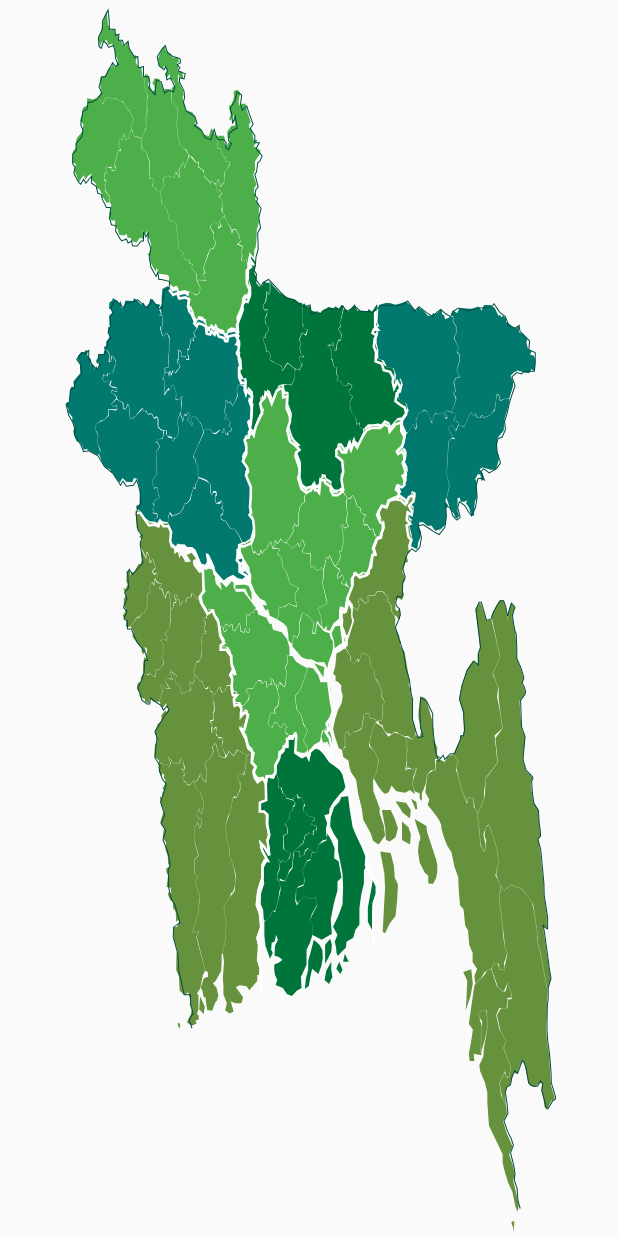
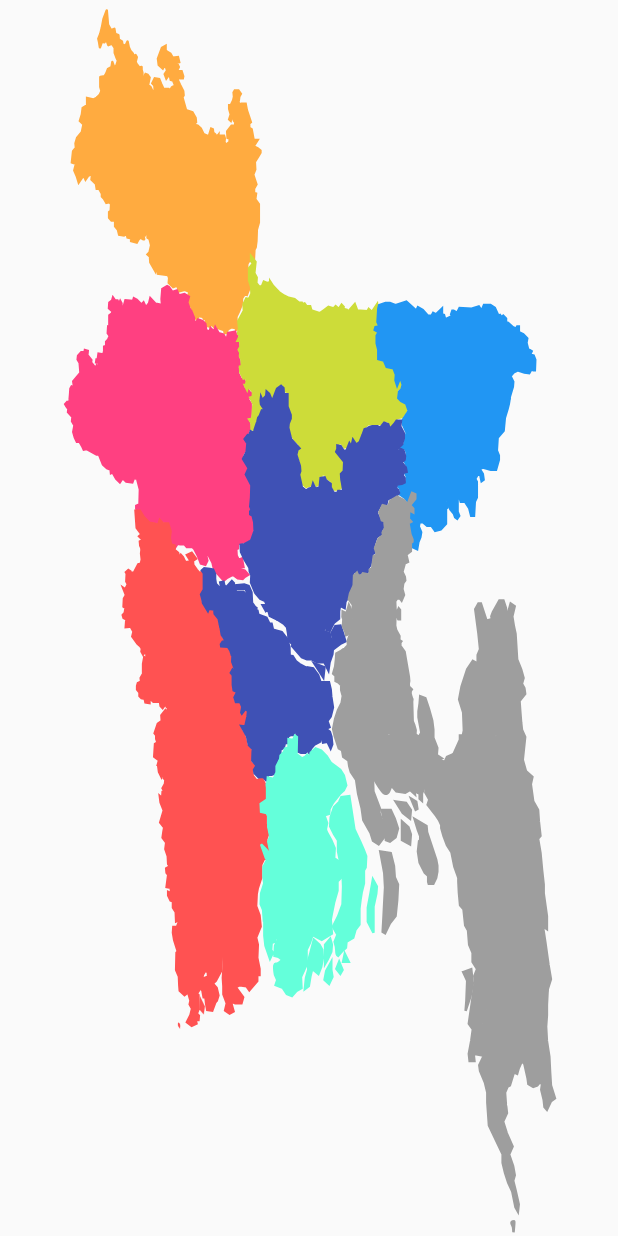
Before and after one commit to monzim/flutter_bangladesh, a Flutter app: the screen it shows after launch, on a phone screen of 412 x 824 dp. Run offline on Flutter 3.47's test engine with Material 2 defaults, Android fonts, the phone set to English and light mode, and no system bars.

Commit message:
districtColor prb solve

```diff
--- a/example/lib/main.dart
+++ b/example/lib/main.dart
@@ -27,7 +27,19 @@ class HomePage extends StatelessWidget {
           child: BangladeshDivisionMap(
         height: MediaQuery.of(context).size.height,
         width: MediaQuery.of(context).size.width * 0.8,
-        districtBorderColor: Colors.red,
+        showBorder: false,
+        showDivisionBorder: false,
+        showDistrictBorder: false,
+        districtStrokeSize: 6,
+        sylhetColor: Colors.blue,
+        rajshahiColor: Colors.pinkAccent,
+        rangpurColor: Colors.orangeAccent,
+        dhakaColor: Colors.indigo,
+        barisalColor: Colors.tealAccent,
+        mymensinghColor: Colors.lime,
+        chittagongColor: Colors.grey,
+        khulnaColor: Colors.redAccent,
+        borderColor: Colors.amber,
       )),
     );
   }
--- a/lib/src/divisional_map/divisional_map.dart
+++ b/lib/src/divisional_map/divisional_map.dart
@@ -16,6 +16,14 @@ class BangladeshDivisionMap extends StatelessWidget {
     this.districtStrokeSize,
     this.districtBorderColor,
     this.showDistrictBorder = true,
+    this.dhakaColor,
+    this.rangpurColor,
+    this.rajshahiColor,
+    this.khulnaColor,
+    this.sylhetColor,
+    this.barisalColor,
+    this.chittagongColor,
+    this.mymensinghColor,
   }) : super(key: key);
 
   final double width;
@@ -25,12 +33,17 @@ class BangladeshDivisionMap extends StatelessWidget {
   final double? borderStrokeSize, divisionStrokeSize, districtStrokeSize;
   final Color? borderColor, divisionBorderColor, districtBorderColor;
   final bool? showBorder, showDivisionBorder;
+  final Color? dhakaColor,
+      rangpurColor,
+      rajshahiColor,
+      khulnaColor,
+      sylhetColor,
+      barisalColor,
+      chittagongColor,
+      mymensinghColor;
 
   @override
   Widget build(BuildContext context) {
-    // final double width = 100;
-    // final double height = 200;
-
     const double _width = 360.59;
     const double _height = 500;
 
@@ -45,6 +58,7 @@ class BangladeshDivisionMap extends StatelessWidget {
             child: CustomPaint(
               size: Size(139.23 / _width * width, (132.73 / _height * height)),
               painter: RangpurPainter(
+                color: rangpurColor,
                 strokeColor: districtBorderColor,
                 strokeWidth: districtStrokeSize,
                 showDistrictBorder: showDistrictBorder,
@@ -57,6 +71,7 @@ class BangladeshDivisionMap extends StatelessWidget {
             child: CustomPaint(
               size: Size(138.64 / _width * width, (120.51 / _height * height)),
               painter: RajshahiPainter(
+                color: rajshahiColor,
                 strokeColor: districtBorderColor,
                 strokeWidth: districtStrokeSize,
                 showDistrictBorder: showDistrictBorder,
@@ -69,6 +84,7 @@ class BangladeshDivisionMap extends StatelessWidget {
             child: CustomPaint(
               size: Size(125.93 / _width * width, (96.64 / _height * height)),
               painter: MymensinghPainter(
+                color: mymensinghColor,
                 strokeColor: districtBorderColor,
                 strokeWidth: districtStrokeSize,
                 showDistrictBorder: showDistrictBorder,
@@ -81,6 +97,7 @@ class BangladeshDivisionMap extends StatelessWidget {
             child: CustomPaint(
               size: Size(118.54 / _width * width, (101.58 / _height * height)),
               painter: SylhetPainter(
+                color: sylhetColor,
                 strokeColor: districtBorderColor,
                 strokeWidth: districtStrokeSize,
                 showDistrictBorder: showDistrictBorder,
@@ -93,6 +110,7 @@ class BangladeshDivisionMap extends StatelessWidget {
             child: CustomPaint(
               size: Size(108.13 / _width * width, (210.79 / _height * height)),
               painter: KhulnaPainter(
+                color: khulnaColor,
                 strokeColor: districtBorderColor,
                 strokeWidth: districtStrokeSize,
                 showDistrictBorder: showDistrictBorder,
@@ -105,6 +123,7 @@ class BangladeshDivisionMap extends StatelessWidget {
             child: CustomPaint(
               size: Size(151.94 / _width * width, (161.75 / _height * height)),
               painter: DhakaPainter(
+                color: dhakaColor,
                 strokeColor: districtBorderColor,
                 strokeWidth: districtStrokeSize,
                 showDistrictBorder: showDistrictBorder,
@@ -117,6 +136,7 @@ class BangladeshDivisionMap extends StatelessWidget {
             child: CustomPaint(
               size: Size(86.34 / _width * width, (106.65 / _height * height)),
               painter: BarisalPainter(
+                color: barisalColor,
                 strokeColor: districtBorderColor,
                 strokeWidth: districtStrokeSize,
                 showDistrictBorder: showDistrictBorder,
@@ -129,6 +149,7 @@ class BangladeshDivisionMap extends StatelessWidget {
             child: CustomPaint(
               size: Size(162.88 / _width * width, (300.01 / _height * height)),
               painter: ChittagongPainter(
+                color: chittagongColor,
                 strokeColor: districtBorderColor,
                 strokeWidth: districtStrokeSize,
                 showDistrictBorder: showDistrictBorder,
--- a/lib/src/divisional_map/element/barisal.dart
+++ b/lib/src/divisional_map/element/barisal.dart
@@ -17,23 +17,23 @@ class BarisalPainter extends CustomPainter {
   final Color _filColor = const Color(0xff00753B);
 
   Color _giveMeStrokeColor(bool show) {
-    if (!show && strokeWidth == null) {
+    if (!show && strokeColor == null && color == null) {
       return _filColor;
-    } else if (show && strokeWidth != null) {
+    } else if (show && strokeColor != null && color != null) {
       return strokeColor as Color;
-    } else {
-      return _strokeColor;
+    } else if (!show && strokeColor == null && color != null) {
+      return color as Color;
     }
+    return _strokeColor;
   }
 
   double _giveMeStrokeSize(bool show, double s) {
-    if (!show && strokeWidth == null) {
+    if (!show && strokeWidth == null || !show && strokeWidth != null) {
       return 1.65;
     } else if (show && strokeWidth != null) {
       return strokeWidth as double;
-    } else {
-      return s;
     }
+    return s;
   }
 
   @override
--- a/lib/src/divisional_map/element/chittagong.dart
+++ b/lib/src/divisional_map/element/chittagong.dart
@@ -17,23 +17,23 @@ class ChittagongPainter extends CustomPainter {
   final Color _filColor = const Color(0xff67923D);
 
   Color _giveMeStrokeColor(bool show) {
-    if (!show && strokeWidth == null) {
+    if (!show && strokeColor == null && color == null) {
       return _filColor;
-    } else if (show && strokeWidth != null) {
+    } else if (show && strokeColor != null && color != null) {
       return strokeColor as Color;
-    } else {
-      return _strokeColor;
+    } else if (!show && strokeColor == null && color != null) {
+      return color as Color;
     }
+    return _strokeColor;
   }
 
   double _giveMeStrokeSize(bool show, double s) {
-    if (!show && strokeWidth == null) {
+    if (!show && strokeWidth == null || !show && strokeWidth != null) {
       return 1.65;
     } else if (show && strokeWidth != null) {
       return strokeWidth as double;
-    } else {
-      return s;
     }
+    return s;
   }
 
   @override
--- a/lib/src/divisional_map/element/khulna.dart
+++ b/lib/src/divisional_map/element/khulna.dart
@@ -17,23 +17,23 @@ class KhulnaPainter extends CustomPainter {
   final Color _filColor = const Color(0xff67923D);
 
   Color _giveMeStrokeColor(bool show) {
-    if (!show && strokeWidth == null) {
+    if (!show && strokeColor == null && color == null) {
       return _filColor;
-    } else if (show && strokeWidth != null) {
+    } else if (show && strokeColor != null && color != null) {
       return strokeColor as Color;
-    } else {
-      return _strokeColor;
+    } else if (!show && strokeColor == null && color != null) {
+      return color as Color;
     }
+    return _strokeColor;
   }
 
-  double _giveMeStrokeSize(bool show, double s) {
-    if (!show && strokeWidth == null) {
+   double _giveMeStrokeSize(bool show, double s) {
+    if (!show && strokeWidth == null || !show && strokeWidth != null) {
       return 1.65;
     } else if (show && strokeWidth != null) {
       return strokeWidth as double;
-    } else {
-      return s;
     }
+    return s;
   }
 
   @override
--- a/lib/src/divisional_map/element/mymensingh.dart
+++ b/lib/src/divisional_map/element/mymensingh.dart
@@ -17,23 +17,23 @@ class MymensinghPainter extends CustomPainter {
   final Color _filColor = const Color(0xff00753B);
 
   Color _giveMeStrokeColor(bool show) {
-    if (!show && strokeWidth == null) {
+    if (!show && strokeColor == null && color == null) {
       return _filColor;
-    } else if (show && strokeWidth != null) {
+    } else if (show && strokeColor != null && color != null) {
       return strokeColor as Color;
-    } else {
-      return _strokeColor;
+    } else if (!show && strokeColor == null && color != null) {
+      return color as Color;
     }
+    return _strokeColor;
   }
 
   double _giveMeStrokeSize(bool show, double s) {
-    if (!show && strokeWidth == null) {
+    if (!show && strokeWidth == null || !show && strokeWidth != null) {
       return 1.65;
     } else if (show && strokeWidth != null) {
       return strokeWidth as double;
-    } else {
-      return s;
     }
+    return s;
   }
 
   @override
--- a/lib/src/divisional_map/element/rajshahi.dart
+++ b/lib/src/divisional_map/element/rajshahi.dart
@@ -17,23 +17,23 @@ class RajshahiPainter extends CustomPainter {
   final Color _filColor = const Color(0xff01796F);
 
   Color _giveMeStrokeColor(bool show) {
-    if (!show && strokeWidth == null) {
+    if (!show && strokeColor == null && color == null) {
       return _filColor;
-    } else if (show && strokeWidth != null) {
+    } else if (show && strokeColor != null && color != null) {
       return strokeColor as Color;
-    } else {
-      return _strokeColor;
+    } else if (!show && strokeColor == null && color != null) {
+      return color as Color;
     }
+    return _strokeColor;
   }
 
   double _giveMeStrokeSize(bool show, double s) {
-    if (!show && strokeWidth == null) {
+    if (!show && strokeWidth == null || !show && strokeWidth != null) {
       return 1.65;
     } else if (show && strokeWidth != null) {
       return strokeWidth as double;
-    } else {
-      return s;
     }
+    return s;
   }
 
   @override
--- a/lib/src/divisional_map/element/rangpur.dart
+++ b/lib/src/divisional_map/element/rangpur.dart
@@ -17,23 +17,23 @@ class RangpurPainter extends CustomPainter {
   final Color _filColor = const Color(0xff4DAF4A);
 
   Color _giveMeStrokeColor(bool show) {
-    if (!show && strokeWidth == null) {
+    if (!show && strokeColor == null && color == null) {
       return _filColor;
-    } else if (show && strokeWidth != null) {
+    } else if (show && strokeColor != null && color != null) {
       return strokeColor as Color;
-    } else {
-      return _strokeColor;
+    } else if (!show && strokeColor == null && color != null) {
+      return color as Color;
     }
+    return _strokeColor;
   }
 
   double _giveMeStrokeSize(bool show, double s) {
-    if (!show && strokeWidth == null) {
+    if (!show && strokeWidth == null || !show && strokeWidth != null) {
       return 1.65;
     } else if (show && strokeWidth != null) {
       return strokeWidth as double;
-    } else {
-      return s;
     }
+    return s;
   }
 
   @override
--- a/lib/src/divisional_map/element/sylhet.dart
+++ b/lib/src/divisional_map/element/sylhet.dart
@@ -17,23 +17,23 @@ class SylhetPainter extends CustomPainter {
   final Color _filColor = const Color(0xff01796F);
 
   Color _giveMeStrokeColor(bool show) {
-    if (!show && strokeWidth == null) {
+    if (!show && strokeColor == null && color == null) {
       return _filColor;
-    } else if (show && strokeWidth != null) {
+    } else if (show && strokeColor != null && color != null) {
       return strokeColor as Color;
-    } else {
-      return _strokeColor;
+    } else if (!show && strokeColor == null && color != null) {
+      return color as Color;
     }
+    return _strokeColor;
   }
 
   double _giveMeStrokeSize(bool show, double s) {
-    if (!show && strokeWidth == null) {
+    if (!show && strokeWidth == null || !show && strokeWidth != null) {
       return 1.65;
     } else if (show && strokeWidth != null) {
       return strokeWidth as double;
-    } else {
-      return s;
     }
+    return s;
   }
 
   @override
```
Also changed, not shown: lib/src/divisional_map/element/dhaka.dart (+38 -23 lines).
